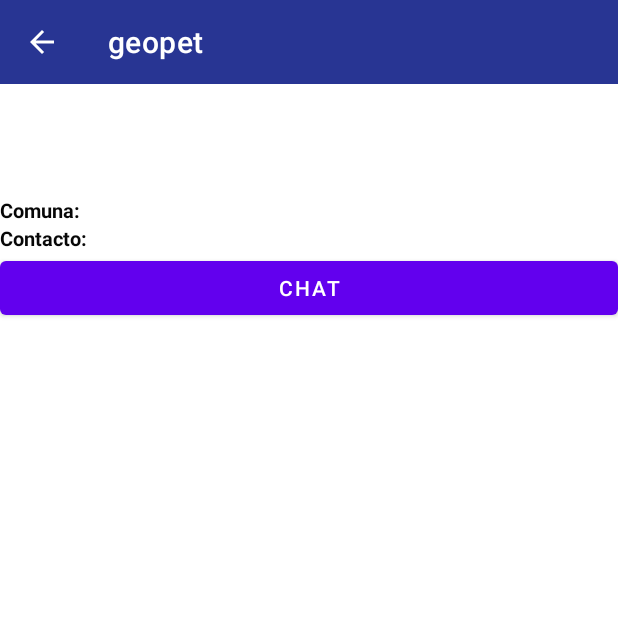
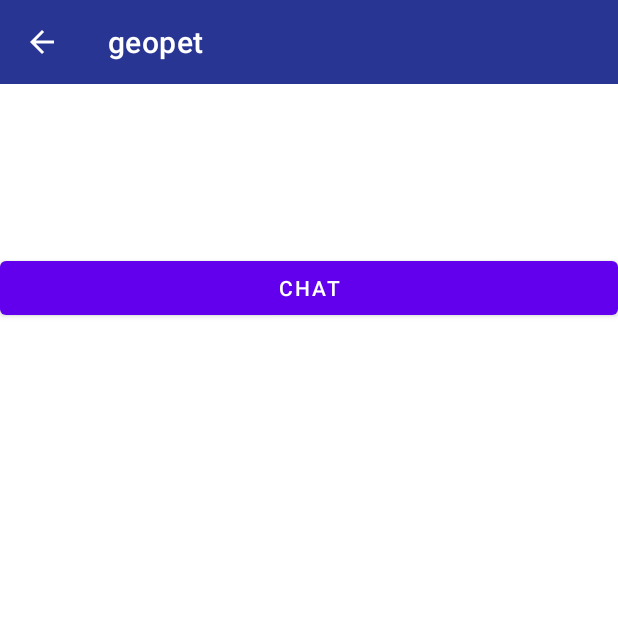
Before and after one commit to foterolu/geopet, an Android app: the SinglePost screen opened directly, with no data from a screen before it, on a phone screen of 412 x 824 dp, the top half of it. Run offline under Robolectric (Android 15) with nearby library versions, the phone set to English and light mode, and no system bars; our stand-ins replace Firebase (no records; nobody signed in at launch, a user with empty details on screens opened directly); 1 statement that could not run was skipped.

Commit message:
fix SinglePost layout

```diff
--- a/app/src/main/java/com/example/geopet/SinglePost.java
+++ b/app/src/main/java/com/example/geopet/SinglePost.java
@@ -58,10 +58,10 @@
             System.out.println("lolardo Xd" +card.getNombrePublicacion());
             nombrePublicacion.setText(card.getNombrePublicacion());
             descripcion.setText(card.getDescripcion());
-            contacto.setText(card.getContacto());
-            raza.setText(card.getRaza());
-            comuna.setText(card.getComuna());
-            tipoAnimal.setText(card.getTipoAnimal());
+            contacto.setText("Contacto: "+card.getContacto());
+            raza.setText("Raza animal: "+card.getRaza());
+            comuna.setText("Comuna: "+card.getComuna());
+            tipoAnimal.setText("Tipo animal encontrado: "+card.getTipoAnimal());
 
 
 
--- a/app/src/main/res/layout/activity_single_post.xml
+++ b/app/src/main/res/layout/activity_single_post.xml
@@ -49,22 +49,10 @@
         android:textSize="13sp"
         android:textStyle="bold" />
 
-    <LinearLayout
-        android:id="@+id/linear1"
-        android:layout_below="@+id/razaId"
-        android:layout_width="match_parent"
-        android:layout_height="wrap_content"
-        android:orientation="horizontal">
-        <TextView
-            android:id="@+id/comunaString"
-            android:layout_width="70dp"
-            android:layout_height="wrap_content"
-            android:text="Comuna:"
-            android:textColor="#070707"
-            android:textSize="13sp"
-            android:textStyle="bold" />
+
     <TextView
         android:id="@+id/comunaId"
+        android:layout_below="@+id/razaId"
         android:layout_width="match_parent"
         android:layout_height="wrap_content"
         android:textColor="#070707"
@@ -73,24 +61,12 @@
         android:textStyle="bold" />
 
 
-    </LinearLayout>
 
-    <LinearLayout
-        android:id="@+id/linear2"
-        android:layout_below="@+id/linear1"
-        android:layout_width="match_parent"
-        android:layout_height="wrap_content"
-        android:orientation="horizontal">
-        <TextView
-            android:id="@+id/contactoString"
-            android:layout_width="70dp"
-            android:layout_height="wrap_content"
-            android:text="Contacto:"
-            android:textColor="#070707"
-            android:textSize="13sp"
-            android:textStyle="bold" />
+
+
     <TextView
         android:id="@+id/contactoID"
+        android:layout_below="@+id/comunaId"
         android:layout_width="match_parent"
         android:layout_height="wrap_content"
         android:textColor="#070707"
@@ -99,7 +75,7 @@
         android:textStyle="bold" />
 
 
-    </LinearLayout>
+
 
 
 
@@ -109,7 +85,7 @@
         android:text="Chat"
         android:layout_width="match_parent"
         android:layout_height="wrap_content"
-        android:layout_below="@+id/linear2">
+        android:layout_below="@+id/contactoID">
 
     </Button>
 
```
Lines whose indentation alone changed are shown as unchanged.
